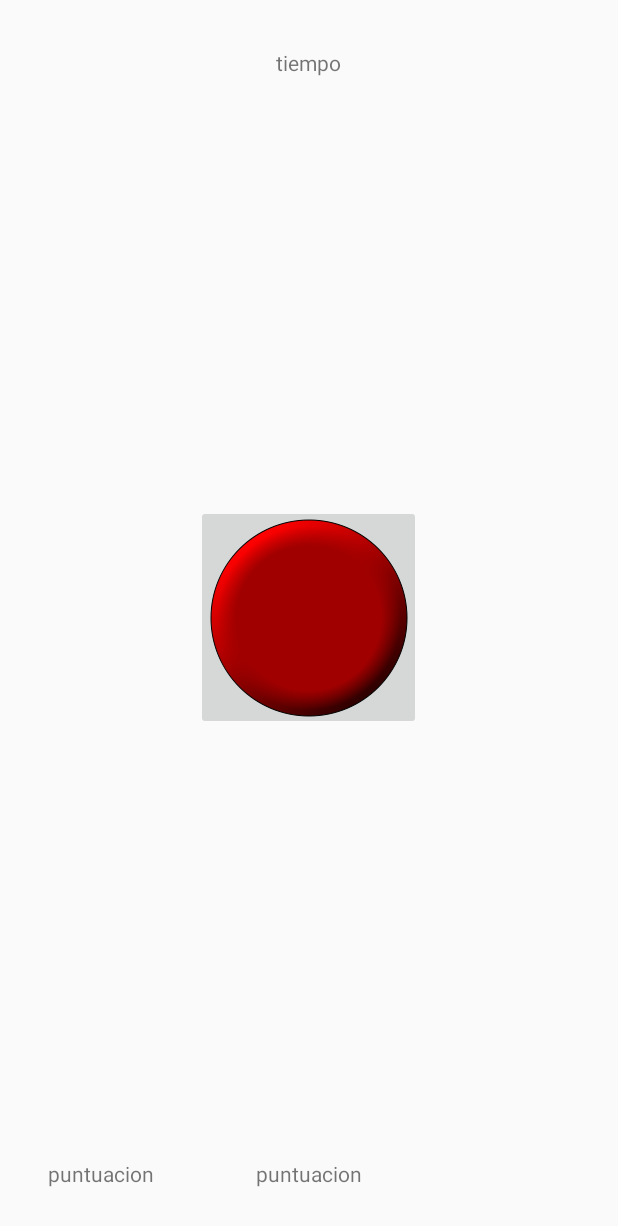
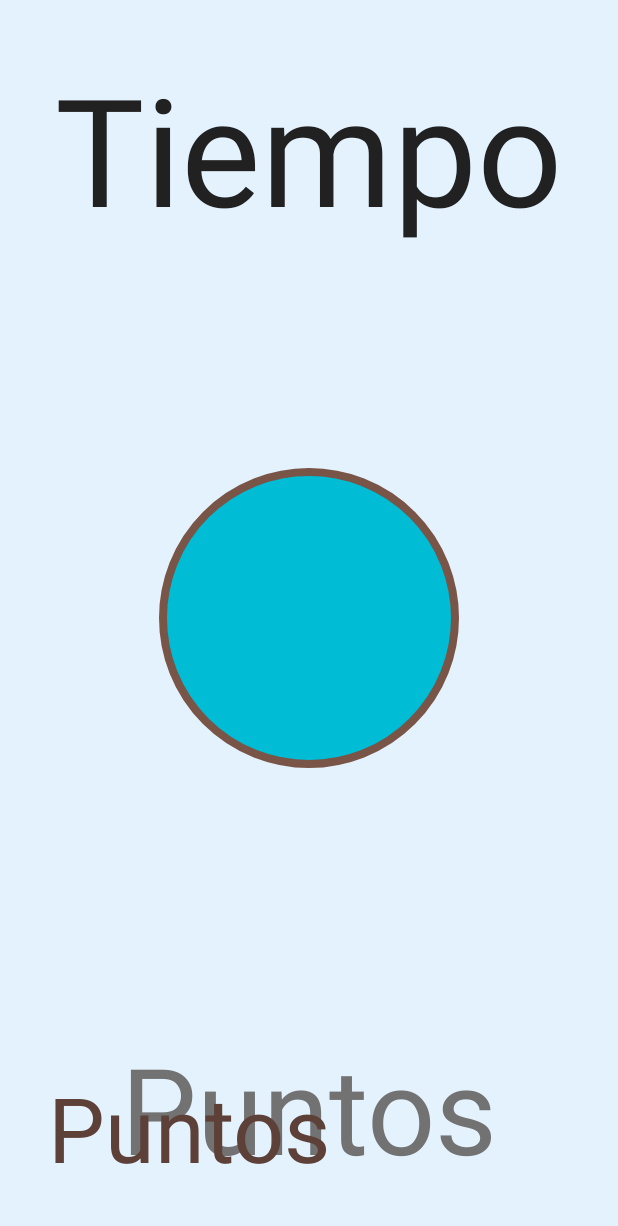
Before and after one commit to JuvenalSantisoDeveloper/FastTap, an Android app: the layout activity_game.xml on its own in the app's theme, with its tools: preview values and no code run, on a phone screen of 412 x 824 dp. Shown: the top 1226 px of the screen. Run offline under Robolectric (Android 15) with nearby library versions, the light colour scheme and no system bars.

Commit message:
Selector incluido con shapes en xml

```diff
--- a/app/src/main/java/com/mustbear/app_fasttap/DataScorer.java
+++ b/app/src/main/java/com/mustbear/app_fasttap/DataScorer.java
@@ -26,5 +26,4 @@ public class DataScorer {
 
         return mInstance;
     }
-
 }
--- a/app/src/main/java/com/mustbear/app_fasttap/GameActivity.java
+++ b/app/src/main/java/com/mustbear/app_fasttap/GameActivity.java
@@ -14,6 +14,8 @@ public class GameActivity extends AppCompatActivity implements GameActivityView
 
     private static final int TIMERCOUNTDOWN = 60000;
     private static final int SECOND = 1000;
+    private static final int ZERO = 0;
+    private static final long TIME_RUNNING_OUT = 3;
 
 
     @BindView(R.id.activity_game_tv_time)
@@ -43,7 +45,7 @@ public class GameActivity extends AppCompatActivity implements GameActivityView
     private void initData() {
         mPresenter = new GameActivityPresenterImpl(this);
 
-        mCurrentScore = 0;
+        mCurrentScore = ZERO;
 
         mTimerCountDown = new CountDownTimer(TIMERCOUNTDOWN, SECOND) {
             @Override
@@ -72,7 +74,7 @@ public class GameActivity extends AppCompatActivity implements GameActivityView
 
     @Override
     public void tap() {
-        if(mCurrentScore == 0) {
+        if(mCurrentScore == ZERO) {
             startTimer();
         }
         mCurrentScore++;
@@ -83,7 +85,7 @@ public class GameActivity extends AppCompatActivity implements GameActivityView
     public void timeOver() {
         mPresenter.saveStatistics(mCurrentScore);
         mMaxScoreTextView.setText(String.valueOf(mCurrentScore));
-        mCurrentScore = 0;
+        mCurrentScore = ZERO;
         mScoreTextView.setText(String.valueOf(mCurrentScore));
     }
 
--- /dev/null
+++ b/app/src/main/res/drawable-nodpi/circle_draw.xml
@@ -0,0 +1,10 @@
+<?xml version="1.0" encoding="utf-8"?>
+<shape xmlns:android="http://schemas.android.com/apk/res/android"
+    android:shape="oval">
+    <size
+        android:height="@dimen/activity_game_central_button"
+        android:width="@dimen/activity_game_central_button">
+    </size>
+    <solid android:color="@color/colorAccent"></solid>
+    <stroke android:color="@color/colorPrimary" android:width="5dp"></stroke>
+</shape>
--- /dev/null
+++ b/app/src/main/res/drawable-nodpi/circle_draw_pushed.xml
@@ -0,0 +1,16 @@
+<?xml version="1.0" encoding="utf-8"?>
+<shape xmlns:android="http://schemas.android.com/apk/res/android"
+    android:shape="oval">
+    <size
+        android:height="@dimen/activity_game_central_button"
+        android:width="@dimen/activity_game_central_button">
+    </size>
+    <stroke
+        android:color="@color/colorPrimary"
+        android:width="@dimen/stroke_width"
+        android:dashGap="@dimen/stroke_gap"
+        android:dashWidth="@dimen/stroke_gap">
+    </stroke>
+    <gradient android:startColor="@color/colorPrimaryDark" android:endColor="@color/colorAccent"
+        android:angle="90"/>
+</shape>
--- /dev/null
+++ b/app/src/main/res/drawable-nodpi/circle_selector.xml
@@ -0,0 +1,5 @@
+<?xml version="1.0" encoding="utf-8"?>
+<selector xmlns:android="http://schemas.android.com/apk/res/android">
+    <item android:state_pressed = "true" android:drawable="@drawable/circle_draw_pushed"/>
+    <item android:drawable="@drawable/circle_draw"/>
+</selector>
--- a/app/src/main/res/layout/activity_game.xml
+++ b/app/src/main/res/layout/activity_game.xml
@@ -7,6 +7,7 @@
     android:paddingLeft="@dimen/activity_horizontal_margin"
     android:paddingRight="@dimen/activity_horizontal_margin"
     android:paddingTop="@dimen/activity_vertical_margin"
+    android:background="@color/colorBackground"
     tools:context="com.mustbear.app_fasttap.GameActivity">
 
     <TextView
@@ -14,16 +15,19 @@
         android:layout_height="wrap_content"
         android:layout_centerHorizontal="true"
         android:layout_alignParentTop="true"
+        android:textSize="@dimen/activity_game_time"
         android:layout_margin="@dimen/activity_horizontal_margin"
         android:id="@+id/activity_game_tv_time"
-        android:text="@string/tiempo"/>
+        android:textColor="@color/colorPrimaryText"
+        android:text="@string/time_es"/>
 
     <ImageButton
+        android:background="@drawable/circle_selector"
         android:layout_width="@dimen/activity_game_central_button"
         android:layout_height="@dimen/activity_game_central_button"
+        android:scaleType="fitXY"
         android:layout_centerInParent="true"
         android:layout_margin="@dimen/activity_horizontal_margin"
-        android:src="@drawable/button_red"
         android:id="@+id/activity_game_ib_game"/>
 
     <TextView
@@ -31,16 +35,20 @@
         android:layout_height="wrap_content"
         android:layout_alignParentBottom="true"
         android:layout_centerHorizontal="true"
+        android:textSize="@dimen/activity_game_score"
         android:layout_margin="@dimen/activity_horizontal_margin"
         android:id="@+id/activity_game_tv_score"
-        android:text="@string/score"/>
+        android:textColor="@color/colorSecondaryText"
+        android:text="@string/score_es"/>
 
     <TextView
         android:layout_width="wrap_content"
         android:layout_height="wrap_content"
         android:layout_alignParentBottom="true"
         android:layout_alignParentLeft="true"
+        android:textSize="@dimen/activity_max_score"
         android:layout_margin="@dimen/activity_horizontal_margin"
         android:id="@+id/activity_game_tv_max_score"
-        android:text="@string/score"/>
+        android:textColor="@color/colorActionBar"
+        android:text="@string/score_es"/>
 </RelativeLayout>
--- a/app/src/main/res/values/colors.xml
+++ b/app/src/main/res/values/colors.xml
@@ -1,6 +1,19 @@
 <?xml version="1.0" encoding="utf-8"?>
 <resources>
-    <color name="colorPrimary">#3F51B5</color>
-    <color name="colorPrimaryDark">#303F9F</color>
-    <color name="colorAccent">#FF4081</color>
+    <!-- Palette -->
+    <color name="colorPrimary">#795548</color>
+    <color name="colorPrimaryDark">#0097A7</color>
+    <color name="colorPrimaryLight">#D7CCC8</color>
+    <color name="colorAccent">#00BCD4</color>
+    <color name="colorPrimaryText">#212121</color>
+    <color name="colorSecondaryText">#727272</color>
+    <color name="colorIcons">#FFFFFF</color>
+    <color name="colorDivider">#B6B6B6</color>
+
+    <!-- Added by us -->
+    <color name="colorBackground">#E3F2FD</color>
+    <color name="transparent">#00000000</color>
+    <color name="colorActionBar">#5D4037</color>
+
+
 </resources>
--- a/app/src/main/res/values/dimens.xml
+++ b/app/src/main/res/values/dimens.xml
@@ -4,5 +4,13 @@
     <dimen name="activity_vertical_margin">16dp</dimen>
 
     <!-- Button Image -->
-    <dimen name="activity_game_central_button">150dp</dimen>
+    <dimen name="activity_game_central_button">200dp</dimen>
+    <dimen name="stroke_width">5dp</dimen>
+    <dimen name="stroke_gap">1dp</dimen>
+
+    <!-- Text -->
+    <dimen name="activity_game_score">80sp</dimen>
+    <dimen name="activity_max_score">60sp</dimen>
+    <dimen name="activity_game_time">100sp</dimen>
+
 </resources>
--- a/app/src/main/res/values/strings.xml
+++ b/app/src/main/res/values/strings.xml
@@ -1,9 +1,9 @@
 <resources>
 
-    <string name="app_name">APP_FastTap</string>
+    <string name="app_name">FastTap</string>
 
     <!-- prueba -->
-    <string name="tiempo">tiempo</string>
-    <string name="score">puntuacion</string>
+    <string name="time_es">Tiempo</string>
+    <string name="score_es">Puntos</string>
 
 </resources>
--- a/app/src/main/res/values/styles.xml
+++ b/app/src/main/res/values/styles.xml
@@ -3,9 +3,8 @@
     <!-- Base application theme. -->
     <style name="AppTheme" parent="Theme.AppCompat.Light.DarkActionBar">
         <!-- Customize your theme here. -->
-        <item name="colorPrimary">@color/colorPrimary</item>
-        <item name="colorPrimaryDark">@color/colorPrimaryDark</item>
+        <item name="colorPrimary">@color/colorActionBar</item>
+        <item name="colorPrimaryDark">@color/colorActionBar</item>
         <item name="colorAccent">@color/colorAccent</item>
     </style>
-
 </resources>
```
Also changed, not shown: app/src/main/res/drawable-nodpi/button_red.png (deleted).
